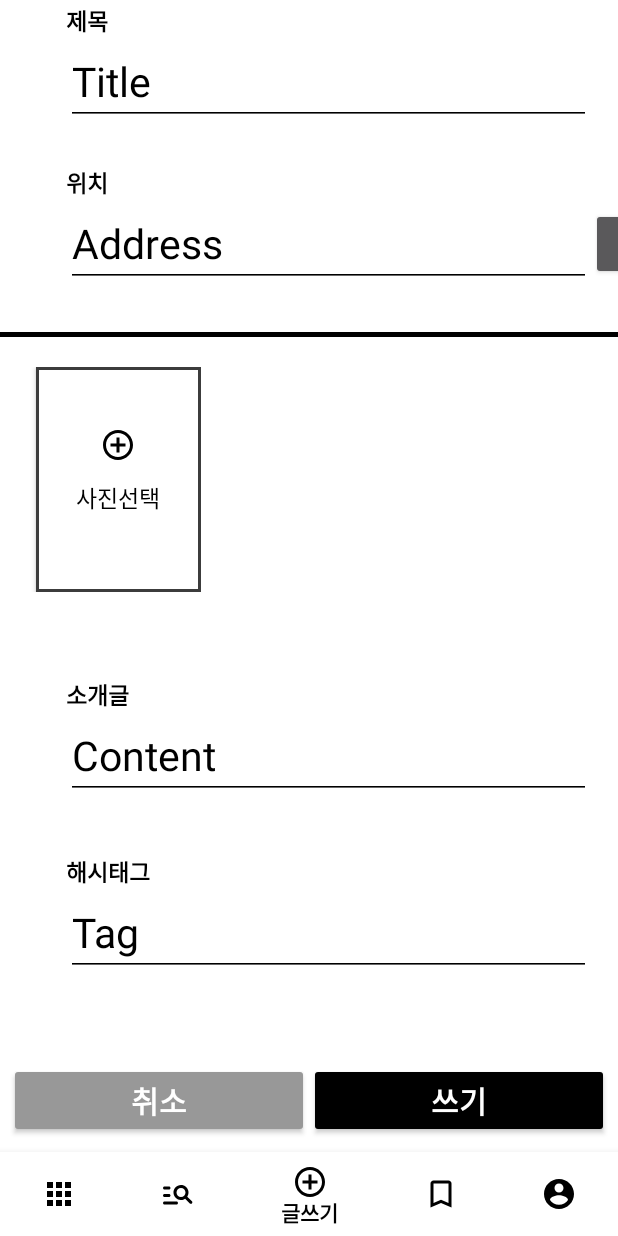
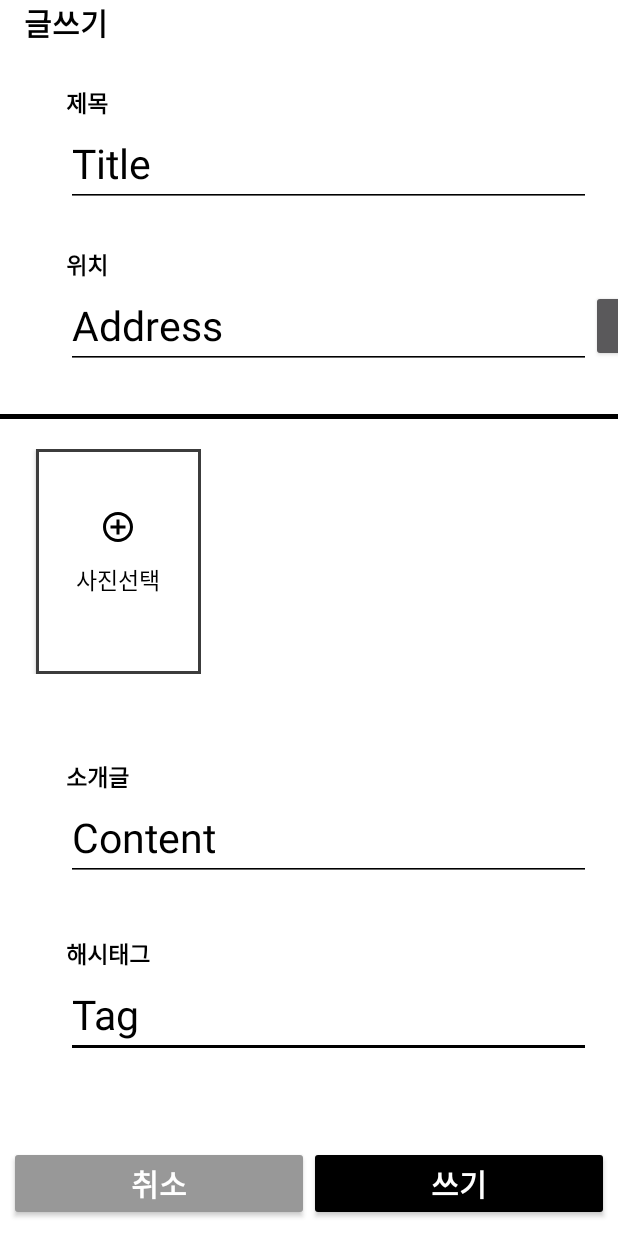
Before and after one commit to reumachoi/Eataewon_Front_repo, an Android app: the screen it shows after launch (HomeActivity before the commit, WriteActivity after it), item 3 of the bottom bar chosen, on a phone screen of 412 x 824 dp. Run offline under Robolectric (Android 15) with nearby library versions, the light colour scheme and no system bars; libraries missing offline, so code that uses them is left out: com.kakao.sdk, com.naver.maps; pictures from the network do not load; 3 statements that could not run were skipped.

Commit message:
Write (프래그먼트 -> 엑티비티) 로 변경

```diff
--- a/eataewon_front/app/src/main/java/com/example/eataewon/HomeActivity.kt
+++ b/eataewon_front/app/src/main/java/com/example/eataewon/HomeActivity.kt
@@ -1,5 +1,6 @@
 package com.example.eataewon
 
+import android.content.Intent
 import androidx.appcompat.app.AppCompatActivity
 import android.os.Bundle
 import androidx.fragment.app.Fragment
@@ -13,7 +14,7 @@ class HomeActivity : AppCompatActivity() {
 
         val homeFragment = HomeFragment()
         val searchFragment = SearchFragment()
-        val writeFragment = WriteFragment()
+        val writeActivity = WriteActivity()
         val bookmarkFragment = BookmarkFragment()
         val mypageFragment = MypageFragment()
         val intent = intent
@@ -27,7 +28,12 @@ class HomeActivity : AppCompatActivity() {
             when(it.itemId) {
                 R.id.action_home->setCurrentFragment(homeFragment)
                 R.id.action_search->setCurrentFragment(searchFragment)
-                R.id.action_write->setCurrentFragment(writeFragment)
+                R.id.action_write->{
+                    //안도현(로그인 후 홈엑티비티로 넘어가면서 intent.put으로 user값 넘기기)
+                    val intent = Intent(this,WriteActivity::class.java)
+                    intent.putExtra("user",user)
+                    startActivity(intent)
+                }
                 R.id.action_bookmark->setCurrentFragment(bookmarkFragment)
                 R.id.action_mypage->setCurrentFragment(mypageFragment)
             }
--- a/eataewon_front/app/src/main/java/com/example/eataewon/WriteFragment.kt
+++ b/eataewon_front/app/src/main/java/com/example/eataewon/WriteActivity.kt
@@ -1,57 +1,53 @@
 package com.example.eataewon
 
 import android.Manifest
-import android.app.Activity.RESULT_OK
 import android.content.Intent
 import android.content.pm.PackageManager
 import android.graphics.Rect
 import android.net.Uri
 import android.os.Build
+import androidx.appcompat.app.AppCompatActivity
 import android.os.Bundle
 import android.provider.MediaStore
 import android.view.LayoutInflater
 import android.view.View
 import android.view.ViewGroup
-import android.widget.Button
-import android.widget.EditText
-import android.widget.ImageView
-import android.widget.TextView
-import android.widget.Toast
+import android.widget.*
 import androidx.core.app.ActivityCompat
 import androidx.core.content.ContextCompat
-import androidx.fragment.app.Fragment
 import androidx.recyclerview.widget.LinearLayoutManager
 import androidx.recyclerview.widget.RecyclerView
-import androidx.recyclerview.widget.RecyclerView.ItemDecoration
 import com.bumptech.glide.Glide
+import kotlinx.android.synthetic.main.fragment_search.*
 
-class WriteFragment: Fragment(R.layout.fragment_write) {
-
+class WriteActivity : AppCompatActivity() {
     // storage 권한
     val STORAGE = arrayOf(
         Manifest.permission.READ_EXTERNAL_STORAGE,
-        Manifest.permission.WRITE_EXTERNAL_STORAGE)
+        Manifest.permission.WRITE_EXTERNAL_STORAGE
+    )
 
     val STORAGE_CODE = 99
     var list = ArrayList<Uri>()
-    val adapter = MultiImageAdapter(list,this)
+    val adapter = MultiImageAdapter(list, this)
 
+    override fun onCreate(savedInstanceState: Bundle?) {
+        super.onCreate(savedInstanceState)
+        setContentView(R.layout.activity_write)
 
-    override fun onCreateView(inflater: LayoutInflater, container: ViewGroup?, savedInstanceState: Bundle?): View? {
-        val view = inflater.inflate(R.layout.fragment_write, container, false)
-        val recyclerView = view.findViewById<RecyclerView>(R.id.write_recyclerview)
+        val recyclerView = findViewById<RecyclerView>(R.id.write_recyclerview)
 
         //텍스트
-        val title = view.findViewById<TextView>(R.id.write_title)
-        val content= view.findViewById<TextView>(R.id.write_content)
-        val address = view.findViewById<EditText>(R.id.write_address)
-        val hashtag = view.findViewById<TextView>(R.id.write_hashtag)
+        val title = findViewById<TextView>(R.id.write_title)
+        val content= findViewById<TextView>(R.id.write_content)
+        val address = findViewById<EditText>(R.id.write_address)
+        val hashtag = findViewById<TextView>(R.id.write_hashtag)
 
         //버튼
-        val imagebtn = view.findViewById<Button>(R.id.write_imageBtn)
-        val addressbtn = view.findViewById<Button>(R.id.write_addressBtn)
-        val writebtn = view.findViewById<Button>(R.id.write_writeBtn)
-        val canclebtn = view.findViewById<Button>(R.id.write_cancleBtn)
+        val imagebtn = findViewById<Button>(R.id.write_imageBtn)
+        val addressbtn = findViewById<Button>(R.id.write_addressBtn)
+        val writebtn = findViewById<Button>(R.id.write_writeBtn)
+        val canclebtn = findViewById<Button>(R.id.write_cancleBtn)
 
         //주소 버튼
         addressbtn.setOnClickListener {
@@ -75,7 +71,7 @@ class WriteFragment: Fragment(R.layout.fragment_write) {
         recyclerView.addItemDecoration(decoration)
 
         //리사이클 뷰
-        recyclerView.layoutManager = LinearLayoutManager(requireContext()).also { it.orientation = LinearLayoutManager.HORIZONTAL }
+        recyclerView.layoutManager = LinearLayoutManager(this,LinearLayoutManager.HORIZONTAL,false )
         recyclerView.adapter = adapter
 
         //글쓰기 버튼
@@ -88,7 +84,6 @@ class WriteFragment: Fragment(R.layout.fragment_write) {
 
         }
 
-        return view
     }
 
     //여러개의 이미지 선택
@@ -102,7 +97,7 @@ class WriteFragment: Fragment(R.layout.fragment_write) {
             if (data?.clipData != null) { // 사진 여러개 선택한 경우
                 val count = data.clipData!!.itemCount
                 if (count > 10) {
-                    Toast.makeText(context, "사진은 10장까지 선택 가능합니다.", Toast.LENGTH_LONG)
+                    Toast.makeText(this, "사진은 10장까지 선택 가능합니다.", Toast.LENGTH_LONG)
                     return
                 }
                 for (i in 0 until count) {
@@ -123,7 +118,7 @@ class WriteFragment: Fragment(R.layout.fragment_write) {
     }
 
     //리사이클러 뷰 업데터
-    class MultiImageAdapter(private val items: ArrayList<Uri>, val context: WriteFragment) :
+    class MultiImageAdapter(private val items: ArrayList<Uri>, val context: WriteActivity) :
         RecyclerView.Adapter<MultiImageAdapter.ViewHolder>() {
 
         override fun getItemCount(): Int = items.size
@@ -153,7 +148,7 @@ class WriteFragment: Fragment(R.layout.fragment_write) {
     }
 
     //사진 간격
-    class RecyclerViewDecoration(private val divWidth: Int) : ItemDecoration() {
+    class RecyclerViewDecoration(private val divWidth: Int) : RecyclerView.ItemDecoration() {
         override fun getItemOffsets(outRect: Rect, view: View, parent: RecyclerView, state: RecyclerView.State) {
             super.getItemOffsets(outRect, view, parent, state)
             outRect.right = divWidth
@@ -164,9 +159,9 @@ class WriteFragment: Fragment(R.layout.fragment_write) {
     fun checkPermission(permissions: Array<out String>, type:Int):Boolean{
         if(Build.VERSION.SDK_INT >= Build.VERSION_CODES.M){
             for (permission in permissions){
-                if(ContextCompat.checkSelfPermission(requireActivity(), permission)
+                if(ContextCompat.checkSelfPermission(this, permission)
                     != PackageManager.PERMISSION_GRANTED){
-                    ActivityCompat.requestPermissions(requireActivity(), permissions, type)
+                    ActivityCompat.requestPermissions(this, permissions, type)
                     return false
                 }
             }
--- a/eataewon_front/app/src/main/res/layout/fragment_write.xml
+++ b/eataewon_front/app/src/main/res/layout/activity_write.xml
@@ -4,7 +4,9 @@
     xmlns:tools="http://schemas.android.com/tools"
     android:layout_width="match_parent"
     android:layout_height="match_parent"
-    android:background="@color/white">
+    tools:context=".WriteActivity"
+    android:background="@color/white"
+    android:orientation="vertical">
 
     <EditText
         android:id="@+id/write_hashtag"
@@ -209,5 +211,4 @@
         app:layout_constraintBottom_toBottomOf="@+id/write_address"
         app:layout_constraintStart_toEndOf="@+id/write_address"
         app:layout_constraintTop_toTopOf="@+id/write_address" />
-
 </androidx.constraintlayout.widget.ConstraintLayout>
--- a/eataewon_front/app/src/main/res/values/strings.xml
+++ b/eataewon_front/app/src/main/res/values/strings.xml
@@ -96,7 +96,7 @@
     <string name="action_settings">Settings</string>
 
     <!-- 카카오 로그인-->
-     <!-- kakao_native_app_key는 네이티브 앱키가 '12345'라면 'kakao12345'로 설정 -->
+    <!-- kakao_native_app_key는 네이티브 앱키가 '12345'라면 'kakao12345'로 설정 -->
     <string name="kakao_native_app_key" translatable="false">kakaoa05f68a3850359a6d8c92e79cdc0d8cb</string>
     <!-- 얘는 그냥 네이티브 앱키 그대로 입력하면 된다 -->
     <string name="kakao_app_key" translatable="false">a05f68a3850359a6d8c92e79cdc0d8cb</string>
```
Also changed, not shown: eataewon_front/app/src/main/AndroidManifest.xml (+32 -47 lines).
